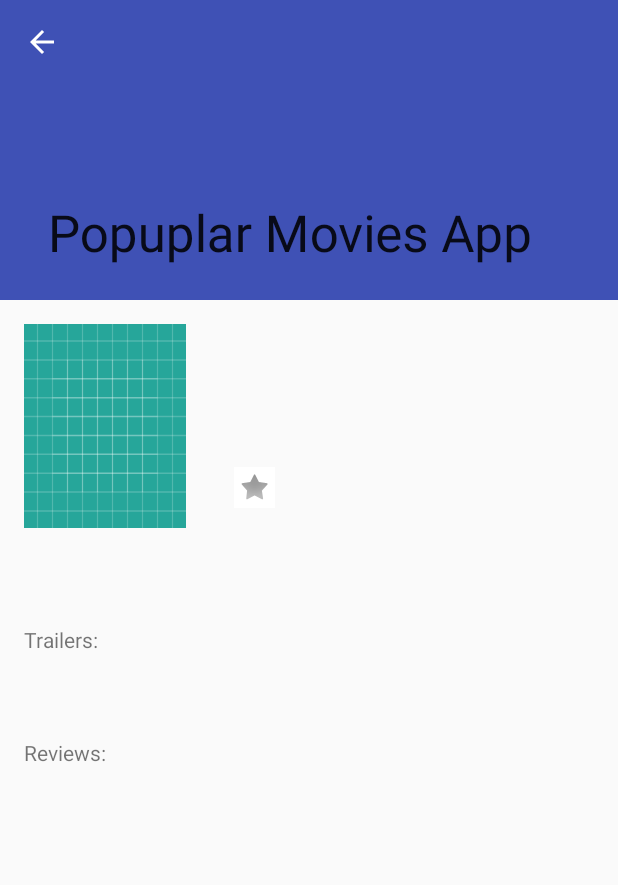
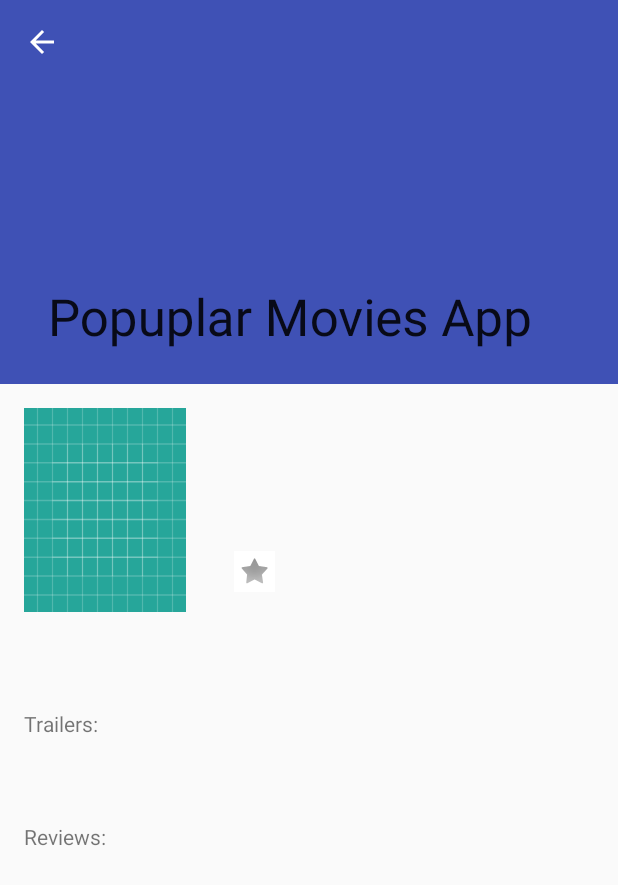
Before and after one commit to bosseur/popular-movies-stage1, an Android app: the MovieDetailActivity screen opened directly, with no data from a screen before it, on a phone screen of 412 x 824 dp. Shown: the top 885 px of the screen. Run offline under Robolectric (Android 15) with nearby library versions, the phone set to English and light mode, and no system bars; our stand-ins replace Picasso, Volley; pictures from the network do not load.

Commit message:
Change styles

```diff
--- a/app/src/main/java/br/bosseur/popuplarmoviesapp/MoviesActivity.java
+++ b/app/src/main/java/br/bosseur/popuplarmoviesapp/MoviesActivity.java
@@ -130,7 +130,9 @@ public class MoviesActivity extends AppCompatActivity implements
 
         if (getString(R.string.popular_movie_url).equals(currentSortOrder)) {
             menu.findItem(R.id.popular).setChecked(true);
-        } else if (getString(R.string.top_rated_movie_url).equals(currentSortOrder)) {
+        } else if (getString(R.string.top_rated_movie_url).equals(currentSortOrder)
+                || currentSortOrder == null
+                || currentSortOrder.trim().isEmpty()) {
             menu.findItem(R.id.top_rated).setChecked(true);
         } else if (getString(R.string.pref_favorite_value).equals(currentSortOrder)) {
             menu.findItem(R.id.menu_favorites).setChecked(true);
--- a/app/src/main/res/layout/activity_movie_detail.xml
+++ b/app/src/main/res/layout/activity_movie_detail.xml
@@ -9,9 +9,8 @@
 
     <android.support.design.widget.AppBarLayout
         android:layout_width="match_parent"
-        android:layout_height="200dp"
-        android:fitsSystemWindows="true"
-        android:theme="@style/ToolbarStyle">
+        android:layout_height="256dp"
+        android:fitsSystemWindows="true">
 
         <android.support.design.widget.CollapsingToolbarLayout
             android:id="@+id/collapse_toolbar"
@@ -21,13 +20,6 @@
             app:layout_scrollFlags="scroll|exitUntilCollapsed"
             app:contentScrim="@color/colorPrimaryDark">
 
-            <android.support.v7.widget.Toolbar
-                android:id="@+id/tool_bar"
-                android:layout_width="match_parent"
-                android:layout_height="?attr/actionBarSize"
-                app:layout_collapseMode="pin"
-                android:theme="@style/ToolbarStyle"/>
-
             <ImageView
                 android:id="@+id/backdrop_image_view"
                 android:layout_width="match_parent"
@@ -36,6 +28,13 @@
                 android:scaleType="centerCrop"
                 android:contentDescription="@string/backdrop_image_description"
                 app:layout_collapseMode="parallax" />
+
+            <android.support.v7.widget.Toolbar
+                android:id="@+id/tool_bar"
+                android:layout_width="match_parent"
+                android:elevation="4dp"
+                android:theme="@style/ToolbarTheme"
+                style="@style/ToolbarStyle"/>
 
         </android.support.design.widget.CollapsingToolbarLayout>
 
--- a/app/src/main/res/layout/trailer_list_item.xml
+++ b/app/src/main/res/layout/trailer_list_item.xml
@@ -12,12 +12,11 @@
         android:layout_height="34dp"
         android:layout_marginBottom="8dp"
         android:layout_marginStart="16dp"
-        android:layout_marginLeft="16dp"
         android:layout_marginTop="8dp"
         app:layout_constraintBottom_toBottomOf="parent"
         app:layout_constraintStart_toStartOf="parent"
         app:layout_constraintTop_toTopOf="parent"
-        app:srcCompat="@mipmap/ic_launcher_round" />
+        app:srcCompat="@android:drawable/ic_menu_slideshow" />
 
     <TextView
         android:id="@+id/tv_trailer_title"
--- a/app/src/main/res/values/colors.xml
+++ b/app/src/main/res/values/colors.xml
@@ -3,5 +3,6 @@
     <color name="colorPrimary">#3F51B5</color>
     <color name="colorPrimaryDark">#303F9F</color>
     <color name="colorAccent">#FF4081</color>
-    <color name="toolbar_color_control_normal">#FFF</color>
+    <color name="toolbar_color_control_normal">#FFFFFF</color>
+    <color name="toolbar_title_color">#FFFFFF</color>
 </resources>
--- a/app/src/main/res/values/styles.xml
+++ b/app/src/main/res/values/styles.xml
@@ -10,6 +10,13 @@
 
     <style name="ToolbarStyle" parent="@style/ThemeOverlay.AppCompat.ActionBar">
         <!-- Customize color of navigation drawer icon and back arrow -->
+        <item name="layout_collapseMode">pin</item>
+        <item name="titleTextColor">@color/toolbar_title_color</item>
+        <item name="android:textColor">@color/toolbar_title_color</item>
+        <item name="android:layout_height">?attr/actionBarSize</item>
+    </style>
+
+    <style name="ToolbarTheme" >
         <item name="colorControlNormal">@color/toolbar_color_control_normal</item>
     </style>
 
```
Also changed, not shown: app/src/main/res/layout/activity_movies.xml (+4 -5 lines).
